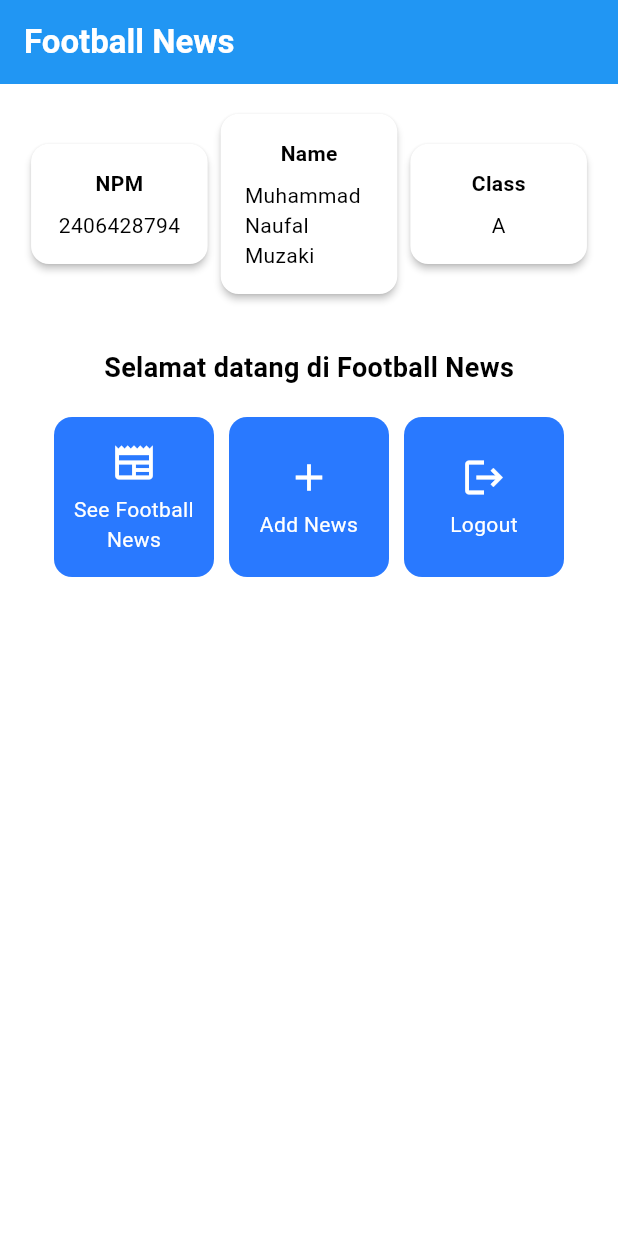
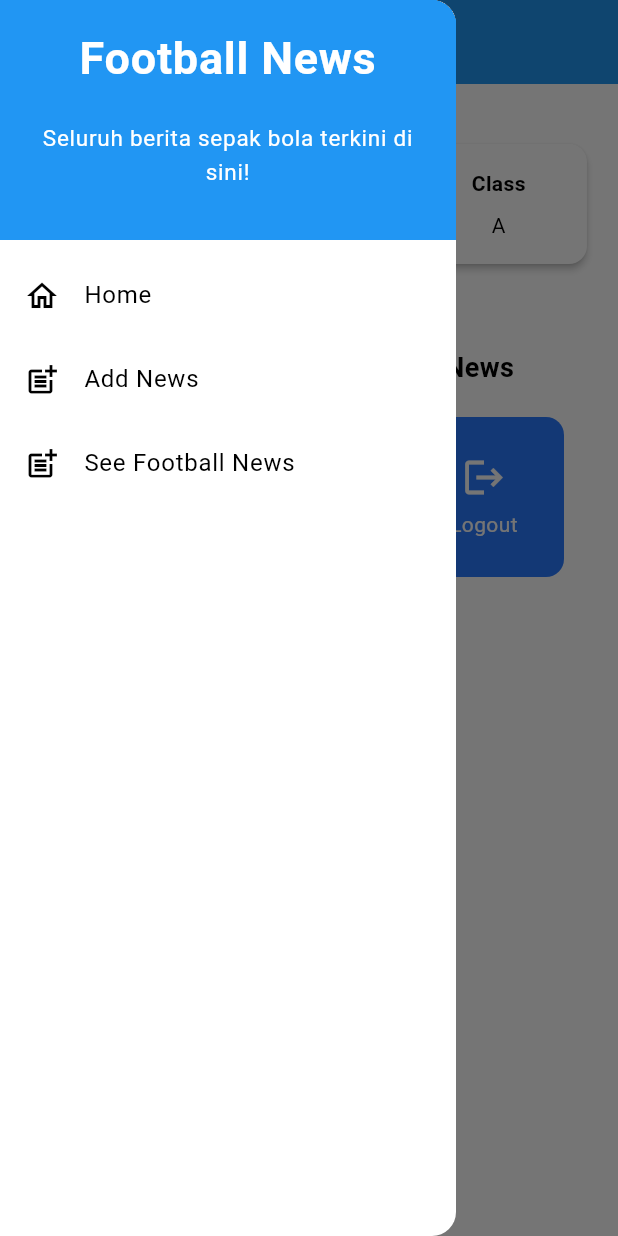
Before and after one commit to mnaufalmuzaki811/football-news-mobile, a Flutter app: the screen it shows after launch, with the side drawer open (before the commit the screen has no drawer), on a phone screen of 412 x 824 dp. Run offline on Flutter 3.47's test engine with Material 3 defaults, Android fonts, the phone set to English and light mode, and no system bars.

Commit message:
Menyelesaikan Tutorial 7

```diff
--- a/lib/main.dart
+++ b/lib/main.dart
@@ -1,5 +1,5 @@
 import 'package:flutter/material.dart';
-import 'package:football_news/menu.dart';
+import 'package:football_news/screens/menu.dart';
 
 void main() {
   runApp(const MyApp());
--- a/lib/menu.dart
+++ b/lib/screens/menu.dart
@@ -1,4 +1,6 @@
 import 'package:flutter/material.dart';
+import 'package:football_news/widgets/left_drawer.dart';
+import 'package:football_news/widgets/news_card.dart';
 
 class MyHomePage extends StatelessWidget {
     MyHomePage({super.key}); //sudah ada pada code sebelumnya
@@ -30,6 +32,8 @@ class MyHomePage extends StatelessWidget {
         // Warna latar belakang AppBar diambil dari skema warna tema aplikasi.
         backgroundColor: Theme.of(context).colorScheme.primary,
       ),
+      // masukkan drawer ke tampilan menu
+      drawer: LeftDrawer(),
       // Body halaman dengan padding di sekelilingnya.
       body: Padding(
         padding: const EdgeInsets.all(16.0),
@@ -132,56 +136,3 @@ class ItemHomepage {
 
  ItemHomepage(this.name, this.icon);
 }
-
-class ItemCard extends StatelessWidget {
-  // Menampilkan kartu dengan ikon dan nama.
-
-  final ItemHomepage item;
-
-  const ItemCard(this.item, {super.key});
-
-  @override
-  Widget build(BuildContext context) {
-    return Material(
-      // Menentukan warna latar belakang dari tema aplikasi.
-      color: Theme.of(context).colorScheme.secondary,
-      // Membuat sudut kartu melengkung.
-      borderRadius: BorderRadius.circular(12),
-
-      child: InkWell(
-        // Aksi ketika kartu ditekan.
-        onTap: () {
-          // Menampilkan pesan SnackBar saat kartu ditekan.
-          ScaffoldMessenger.of(context)
-            ..hideCurrentSnackBar()
-            ..showSnackBar(
-              SnackBar(content: Text("Kamu telah menekan tombol ${item.name}!"))
-            );
-        },
-        // Container untuk menyimpan Icon dan Text
-        child: Container(
-          padding: const EdgeInsets.all(8),
-          child: Center(
-            child: Column(
-              // Menyusun ikon dan teks di tengah kartu.
-              mainAxisAlignment: MainAxisAlignment.center,
-              children: [
-                Icon(
-                  item.icon,
-                  color: Colors.white,
-                  size: 30.0,
-                ),
-                const Padding(padding: EdgeInsets.all(3)),
-                Text(
-                  item.name,
-                  textAlign: TextAlign.center,
-                  style: const TextStyle(color: Colors.white),
-                ),
-              ],
-            ),
-          ),
-        ),
-      ),
-    );
-  }
-}
--- /dev/null
+++ b/lib/widgets/left_drawer.dart
@@ -0,0 +1,90 @@
+import 'package:flutter/material.dart';
+import 'package:football_news/screens/menu.dart';
+import 'package:football_news/screens/newslist_form.dart';
+
+class LeftDrawer extends StatelessWidget {
+  const LeftDrawer({super.key});
+
+  @override
+  Widget build(BuildContext context) {
+    return Drawer(
+      child: ListView(
+        children: [
+          const DrawerHeader(
+            decoration: BoxDecoration(
+              color: Colors.blue,
+            ),
+            child: Column(
+              children: [
+                Text(
+                  'Football News',
+                  textAlign: TextAlign.center,
+                  style: TextStyle(
+                    fontSize: 30,
+                    fontWeight: FontWeight.bold,
+                    color: Colors.white,
+                  ),
+                ),
+                Padding(padding: EdgeInsets.all(10)),
+                Text(
+                  // Tambahkan gaya teks dengan center alignment, font ukuran 15, warna putih, dan weight biasa
+                  "Seluruh berita sepak bola terkini di sini!",
+                  textAlign: TextAlign.center,
+                  style: TextStyle(
+                    fontSize: 15,
+                    color: Colors.white,
+                    fontWeight: FontWeight.normal,
+                  ),
+                ),
+              ],
+            ),
+          ),
+          ListTile(
+            leading: const Icon(Icons.home_outlined),
+            title: const Text('Home'),
+            // Bagian redirection ke MyHomePage
+            onTap: () {
+              Navigator.pushReplacement(
+                context,
+                MaterialPageRoute(
+                  builder: (context) => MyHomePage(),
+                )
+              );
+            },
+          ),
+          ListTile(
+            leading: const Icon(Icons.post_add),
+            title: const Text('Add News'),
+            // Bagian redirection ke NewsFormPage
+            onTap: () {
+              /*
+              Buatlah routing ke NewsFormPage di sini,
+              setelah halaman NewsFormPage sudah dibuat.
+              */
+              Navigator.pushReplacement(
+                context,
+                MaterialPageRoute(
+                  builder: (context) => NewsFormPage(),
+                )
+              );
+            },
+          ),
+          // Buat ListTile baru untuk ke halaman melihat news
+          ListTile(
+            leading: const Icon(Icons.post_add),
+            title: const Text('See Football News'),
+            // Bagian redirection ke See Football News
+            onTap: () {
+              Navigator.pushReplacement(
+                context,
+                MaterialPageRoute(
+                  builder: (context) => MyHomePage(), // untuk saat ini masih ke homepage
+                )
+              );
+            },
+          ),
+        ],
+      ),
+    );
+  }
+}
--- /dev/null
+++ b/lib/widgets/news_card.dart
@@ -0,0 +1,67 @@
+import 'package:flutter/material.dart';
+import 'package:football_news/screens/newslist_form.dart';
+import 'package:football_news/screens/menu.dart';
+
+class ItemCard extends StatelessWidget {
+  // Menampilkan kartu dengan ikon dan nama.
+
+  final ItemHomepage item;
+
+  const ItemCard(this.item, {super.key});
+
+  @override
+  Widget build(BuildContext context) {
+    return Material(
+      // Menentukan warna latar belakang dari tema aplikasi.
+      color: Theme.of(context).colorScheme.secondary,
+      // Membuat sudut kartu melengkung.
+      borderRadius: BorderRadius.circular(12),
+
+      child: InkWell(
+        // Aksi ketika kartu ditekan.
+        // Area responsif terhadap sentuhan
+        onTap: () {
+          // Memunculkan SnackBar ketika diklik
+          ScaffoldMessenger.of(context)
+            ..hideCurrentSnackBar()
+            ..showSnackBar(SnackBar(
+                content: Text("Kamu telah menekan tombol ${item.name}!")));
+
+          // Navigate ke route yang sesuai (tergantung jenis tombol)
+          if (item.name == "Add News") {
+            // Gunakan Navigator.push untuk melakukan navigasi ke MaterialPageRoute yang mencakup NewsFormPage.
+            Navigator.pushReplacement(
+              context,
+              MaterialPageRoute(
+                builder: (context) => NewsFormPage(),
+              )
+            );
+          }
+        },
+        // Container untuk menyimpan Icon dan Text
+        child: Container(
+          padding: const EdgeInsets.all(8),
+          child: Center(
+            child: Column(
+              // Menyusun ikon dan teks di tengah kartu.
+              mainAxisAlignment: MainAxisAlignment.center,
+              children: [
+                Icon(
+                  item.icon,
+                  color: Colors.white,
+                  size: 30.0,
+                ),
+                const Padding(padding: EdgeInsets.all(3)),
+                Text(
+                  item.name,
+                  textAlign: TextAlign.center,
+                  style: const TextStyle(color: Colors.white),
+                ),
+              ],
+            ),
+          ),
+        ),
+      ),
+    );
+  }
+}
```
Also changed, not shown: lib/screens/newslist_form.dart (added, +214 -0 lines), 4 other files.
